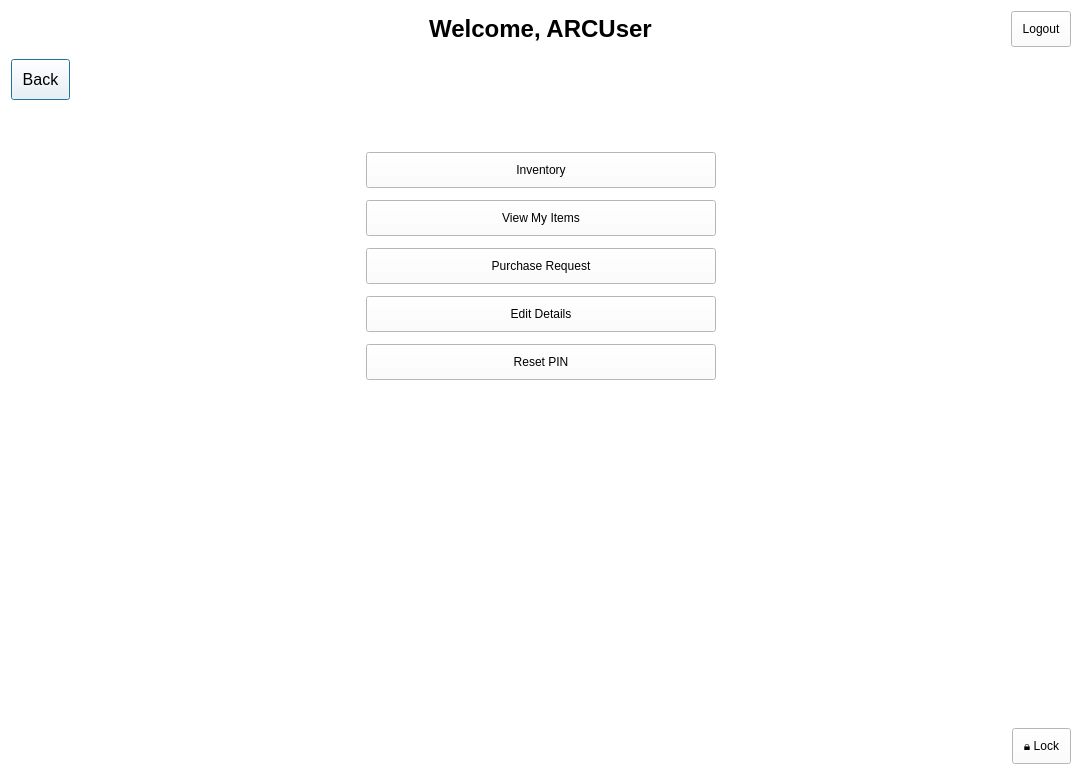
First picture: the form in userprofile.ui, repository arc-bphc/sims-gui, before the edit.
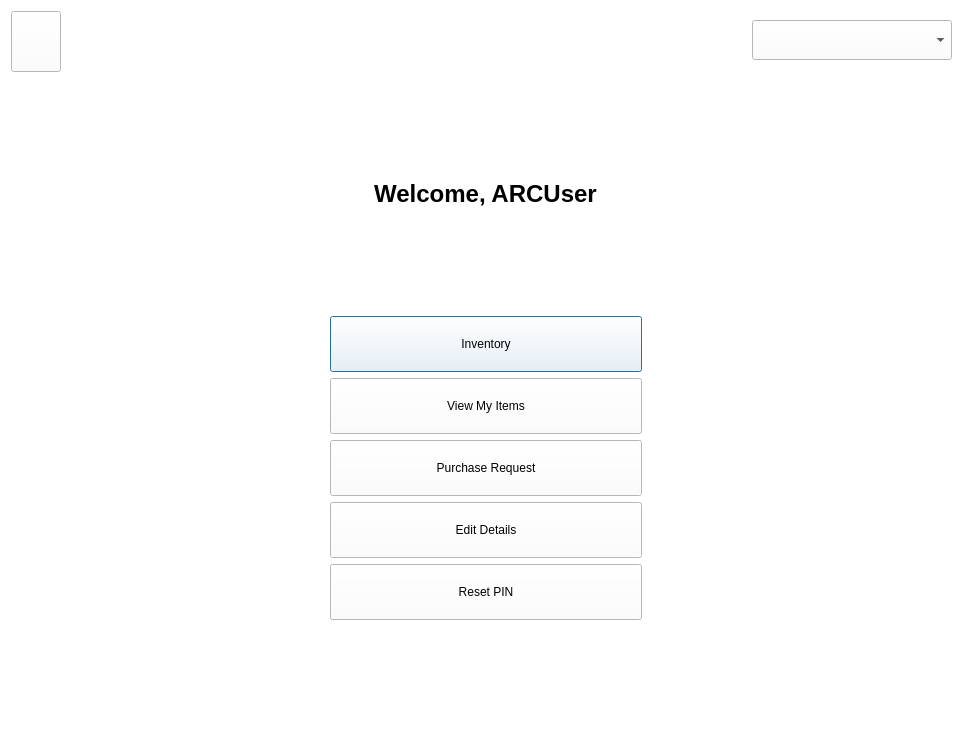
Second picture: the form after the edit. Icons and pictures are not drawn.

The edit to the form file:
```diff
--- a/userprofile.ui
+++ b/userprofile.ui
@@ -6,26 +6,142 @@
    <rect>
     <x>0</x>
     <y>0</y>
-    <width>1082</width>
-    <height>775</height>
+    <width>972</width>
+    <height>733</height>
    </rect>
   </property>
   <property name="windowTitle">
    <string>Dialog</string>
   </property>
   <property name="styleSheet">
-   <string notr="true">QPushButton {padding: 10px}
+   <string notr="true">QPushButton {padding: 20px}
 QWidget {background-color: rgb(255, 255, 255)}
 </string>
   </property>
   <layout class="QGridLayout" name="gridLayout_2">
-   <item row="1" column="0">
+   <item row="0" column="0">
     <layout class="QGridLayout" name="gridLayout">
-     <property name="verticalSpacing">
-      <number>12</number>
-     </property>
-     <item row="1" column="0" alignment="Qt::AlignLeft|Qt::AlignTop">
+     <item row="4" column="1">
+      <widget class="QPushButton" name="inventoryButton">
+       <property name="text">
+        <string>Inventory</string>
+       </property>
+      </widget>
+     </item>
+     <item row="7" column="1">
+      <widget class="QPushButton" name="editDetailsButton">
+       <property name="text">
+        <string>Edit Details</string>
+       </property>
+      </widget>
+     </item>
+     <item row="5" column="1">
+      <widget class="QPushButton" name="viewItemsButton">
+       <property name="text">
+        <string>View My Items</string>
+       </property>
+      </widget>
+     </item>
+     <item row="8" column="1">
+      <widget class="QPushButton" name="resetPinButton">
+       <property name="text">
+        <string>Reset PIN</string>
+       </property>
+      </widget>
+     </item>
+     <item row="1" column="1">
+      <spacer name="verticalSpacer_2">
+       <property name="orientation">
+        <enum>Qt::Vertical</enum>
+       </property>
+       <property name="sizeHint" stdset="0">
+        <size>
+         <width>20</width>
+         <height>40</height>
+        </size>
+       </property>
+      </spacer>
+     </item>
+     <item row="0" column="2" alignment="Qt::AlignRight|Qt::AlignTop">
+      <widget class="QWidget" name="" native="true">
+       <layout class="QHBoxLayout" name="horizontalLayout">
+        <item>
+         <widget class="QLabel" name="label_2">
+          <property name="minimumSize">
+           <size>
+            <width>0</width>
+            <height>40</height>
+           </size>
+          </property>
+          <property name="maximumSize">
+           <size>
+            <width>50</width>
+            <height>50</height>
+           </size>
+          </property>
+          <property name="text">
+           <string/>
+          </property>
+          <property name="pixmap">
+           <pixmap>index.png</pixmap>
+          </property>
+          <property name="scaledContents">
+           <bool>true</bool>
+          </property>
+         </widget>
+        </item>
+        <item>
+         <widget class="QComboBox" name="comboBox">
+          <property name="minimumSize">
+           <size>
+            <width>200</width>
+            <height>40</height>
+           </size>
+          </property>
+          <property name="maximumSize">
+           <size>
+            <width>300</width>
+            <height>16777215</height>
+           </size>
+          </property>
+         </widget>
+        </item>
+       </layout>
+      </widget>
+     </item>
+     <item row="0" column="1" alignment="Qt::AlignHCenter|Qt::AlignTop">
+      <widget class="QLabel" name="label_3">
+       <property name="minimumSize">
+        <size>
+         <width>0</width>
+         <height>0</height>
+        </size>
+       </property>
+       <property name="maximumSize">
+        <size>
+         <width>175</width>
+         <height>150</height>
+        </size>
+       </property>
+       <property name="text">
+        <string/>
+       </property>
+       <property name="pixmap">
+        <pixmap>13015184_719298964879056_6631447530178360880_n.png</pixmap>
+       </property>
+       <property name="scaledContents">
+        <bool>true</bool>
+       </property>
+      </widget>
+     </item>
+     <item row="0" column="0" alignment="Qt::AlignLeft|Qt::AlignTop">
       <widget class="QPushButton" name="pushButton_2">
+       <property name="maximumSize">
+        <size>
+         <width>50</width>
+         <height>16777215</height>
+        </size>
+       </property>
        <property name="font">
         <font>
          <pointsize>12</pointsize>
@@ -34,21 +150,15 @@
         </font>
        </property>
        <property name="text">
-        <string>Back</string>
+        <string/>
        </property>
        <property name="icon">
         <iconset>
          <normaloff>ChevronLeft-128.png</normaloff>ChevronLeft-128.png</iconset>
        </property>
-       <property name="iconSize">
-        <size>
-         <width>16</width>
-         <height>16</height>
-        </size>
-       </property>
       </widget>
      </item>
-     <item row="0" column="1" alignment="Qt::AlignHCenter|Qt::AlignVCenter">
+     <item row="2" column="1" alignment="Qt::AlignHCenter">
       <widget class="QLabel" name="label">
        <property name="sizePolicy">
         <sizepolicy hsizetype="Preferred" vsizetype="Fixed">
@@ -61,94 +171,7 @@
        </property>
       </widget>
      </item>
-     <item row="1" column="1" alignment="Qt::AlignHCenter|Qt::AlignTop">
-      <widget class="QLabel" name="label_2">
-       <property name="sizePolicy">
-        <sizepolicy hsizetype="Fixed" vsizetype="Fixed">
-         <horstretch>0</horstretch>
-         <verstretch>0</verstretch>
-        </sizepolicy>
-       </property>
-       <property name="maximumSize">
-        <size>
-         <width>120</width>
-         <height>120</height>
-        </size>
-       </property>
-       <property name="text">
-        <string/>
-       </property>
-       <property name="pixmap">
-        <pixmap>index.png</pixmap>
-       </property>
-       <property name="scaledContents">
-        <bool>true</bool>
-       </property>
-      </widget>
-     </item>
-     <item row="0" column="0" alignment="Qt::AlignLeft|Qt::AlignTop">
-      <widget class="QLabel" name="label_3">
-       <property name="sizePolicy">
-        <sizepolicy hsizetype="Fixed" vsizetype="Fixed">
-         <horstretch>0</horstretch>
-         <verstretch>0</verstretch>
-        </sizepolicy>
-       </property>
-       <property name="maximumSize">
-        <size>
-         <width>175</width>
-         <height>150</height>
-        </size>
-       </property>
-       <property name="text">
-        <string/>
-       </property>
-       <property name="pixmap">
-        <pixmap>13015184_719298964879056_6631447530178360880_n.png</pixmap>
-       </property>
-       <property name="scaledContents">
-        <bool>true</bool>
-       </property>
-      </widget>
-     </item>
-     <item row="3" column="1" alignment="Qt::AlignTop">
-      <widget class="QPushButton" name="inventoryButton">
-       <property name="text">
-        <string>Inventory</string>
-       </property>
-      </widget>
-     </item>
-     <item row="2" column="1">
-      <spacer name="verticalSpacer_2">
-       <property name="orientation">
-        <enum>Qt::Vertical</enum>
-       </property>
-       <property name="sizeHint" stdset="0">
-        <size>
-         <width>20</width>
-         <height>40</height>
-        </size>
-       </property>
-      </spacer>
-     </item>
-     <item row="0" column="2" alignment="Qt::AlignRight|Qt::AlignTop">
-      <widget class="QPushButton" name="pushButton">
-       <property name="text">
-        <string>Logout</string>
-       </property>
-       <property name="icon">
-        <iconset theme="system-shutdown">
-         <normaloff>.</normaloff>.</iconset>
-       </property>
-       <property name="iconSize">
-        <size>
-         <width>16</width>
-         <height>16</height>
-        </size>
-       </property>
-      </widget>
-     </item>
-     <item row="5" column="1" alignment="Qt::AlignTop">
+     <item row="6" column="1">
       <widget class="QPushButton" name="requestButton">
        <property name="text">
         <string>Purchase Request</string>
@@ -159,49 +182,34 @@
        </property>
       </widget>
      </item>
-     <item row="7" column="1" alignment="Qt::AlignTop">
-      <widget class="QPushButton" name="resetPinButton">
-       <property name="text">
-        <string>Reset PIN</string>
+     <item row="9" column="1">
+      <spacer name="verticalSpacer">
+       <property name="orientation">
+        <enum>Qt::Vertical</enum>
        </property>
-      </widget>
-     </item>
-     <item row="6" column="1" alignment="Qt::AlignTop">
-      <widget class="QPushButton" name="editDetailsButton">
-       <property name="text">
-        <string>Edit Details</string>
+       <property name="sizeHint" stdset="0">
+        <size>
+         <width>20</width>
+         <height>40</height>
+        </size>
        </property>
-      </widget>
+      </spacer>
      </item>
-     <item row="4" column="1" alignment="Qt::AlignTop">
-      <widget class="QPushButton" name="viewItemsButton">
-       <property name="text">
-        <string>View My Items</string>
+     <item row="3" column="1">
+      <spacer name="verticalSpacer_3">
+       <property name="orientation">
+        <enum>Qt::Vertical</enum>
        </property>
-      </widget>
+       <property name="sizeHint" stdset="0">
+        <size>
+         <width>20</width>
+         <height>40</height>
+        </size>
+       </property>
+      </spacer>
      </item>
     </layout>
    </item>
-   <item row="3" column="0" alignment="Qt::AlignRight|Qt::AlignBottom">
-    <widget class="QPushButton" name="lockButton">
-     <property name="text">
-      <string>🔒 Lock</string>
-     </property>
-    </widget>
-   </item>
-   <item row="2" column="0">
-    <spacer name="verticalSpacer">
-     <property name="orientation">
-      <enum>Qt::Vertical</enum>
-     </property>
-     <property name="sizeHint" stdset="0">
-      <size>
-       <width>20</width>
-       <height>40</height>
-      </size>
-     </property>
-    </spacer>
-   </item>
   </layout>
  </widget>
  <resources/>
```
